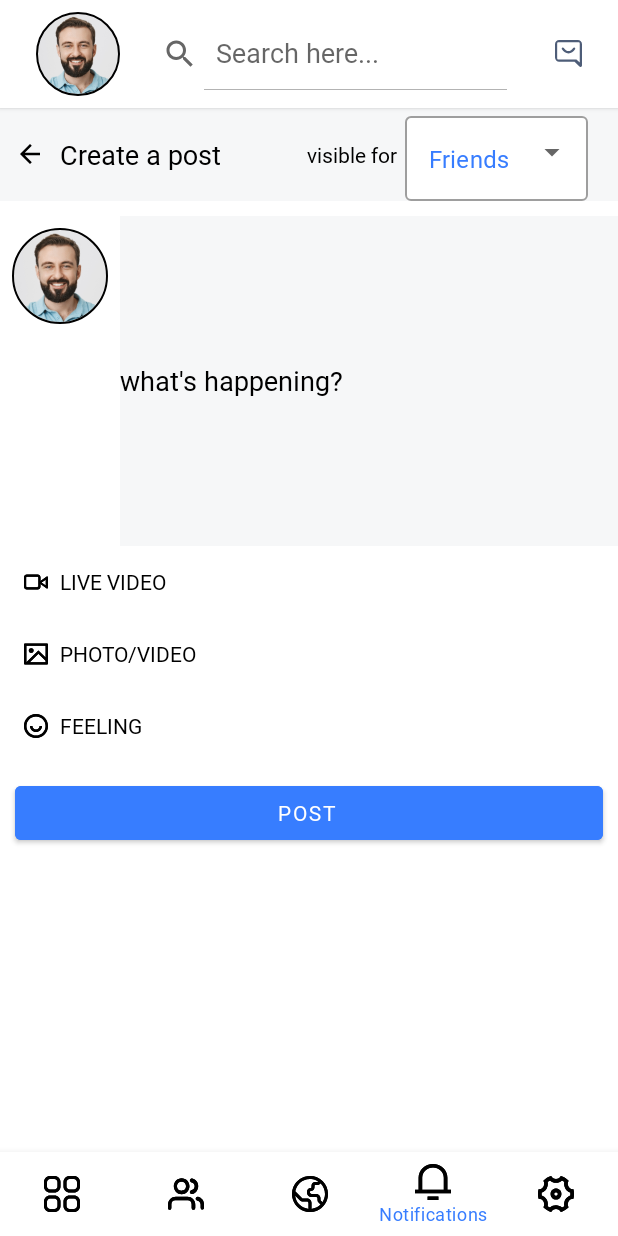
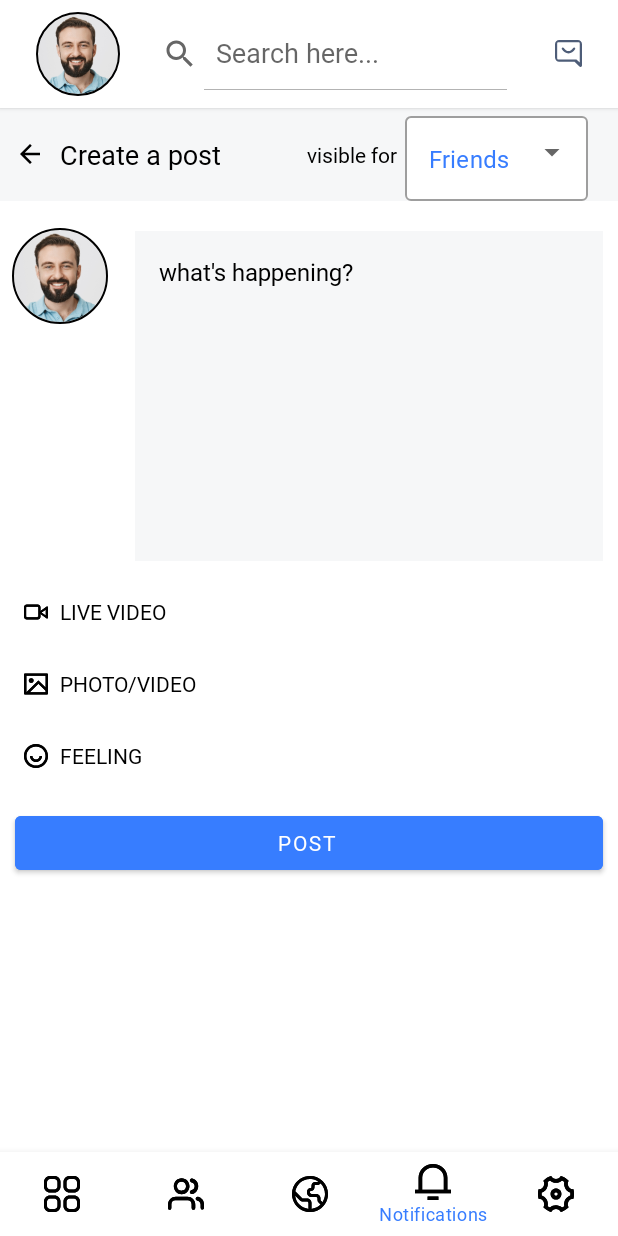
Before and after one commit to rafi-am7/Meetmax, an Android app: the FeedFragment screen opened directly, with no data from a screen before it, item 4 of the bottom bar chosen, on a phone screen of 412 x 824 dp. Run offline under Robolectric (Android 15) with nearby library versions, the phone set to English and light mode, and no system bars; our stand-ins replace CircleImageView, Firebase (no records; nobody signed in at launch, a user with empty details on screens opened directly), androidx.preference.

Commit message:
story final

```diff
--- a/Meetmax/app/src/main/java/com/example/meetmax/FeedFragment.java
+++ b/Meetmax/app/src/main/java/com/example/meetmax/FeedFragment.java
@@ -11,6 +11,7 @@ import android.util.Log;
 import android.view.LayoutInflater;
 import android.view.View;
 import android.view.ViewGroup;
+import android.widget.Button;
 import android.widget.Toast;
 
 import androidx.fragment.app.Fragment;
@@ -325,6 +326,9 @@ public class FeedFragment extends Fragment {
         storyRecyclerView.setLayoutManager(new LinearLayoutManager(getContext(), LinearLayoutManager.HORIZONTAL, false));
         storyAdapter = new StoryAdapter(getContext(),storyArrayList);
         storyRecyclerView.setAdapter(storyAdapter);
+
+        Button addPostButton = view.findViewById(R.id.add_post_button);
+        addPostButton.setOnClickListener(v -> navigateToPostAddFragment());
     }
 
     private void loadStoryDataFromFirestore() {
@@ -348,4 +352,11 @@ public class FeedFragment extends Fragment {
                     }
                 });
     }
+    private void navigateToPostAddFragment() {
+        Fragment postAddFragment = new PostAddFragment();
+        getParentFragmentManager().beginTransaction()
+                .replace(R.id.frame_layout_bottom_nav, postAddFragment) // Replace with the ID of your fragment container
+                .addToBackStack(null) // Optional: adds the transaction to the back stack
+                .commit();
+    }
 }
--- /dev/null
+++ b/Meetmax/app/src/main/res/drawable/baseline_search_24.xml
@@ -0,0 +1,5 @@
+<vector xmlns:android="http://schemas.android.com/apk/res/android" android:height="16dp" android:tint="#000000" android:viewportHeight="24" android:viewportWidth="24" android:width="16dp">
+
+    <path android:fillColor="@android:color/white" android:pathData="M15.5,14h-0.79l-0.28,-0.27C15.41,12.59 16,11.11 16,9.5 16,5.91 13.09,3 9.5,3S3,5.91 3,9.5 5.91,16 9.5,16c1.61,0 3.09,-0.59 4.23,-1.57l0.27,0.28v0.79l5,4.99L20.49,19l-4.99,-5zM9.5,14C7.01,14 5,11.99 5,9.5S7.01,5 9.5,5 14,7.01 14,9.5 11.99,14 9.5,14z"/>
+
+</vector>
--- /dev/null
+++ b/Meetmax/app/src/main/res/drawable/custom_search_background.xml
@@ -0,0 +1,4 @@
+<?xml version="1.0" encoding="utf-8"?>
+<selector xmlns:android="http://schemas.android.com/apk/res/android">
+
+</selector>
--- a/Meetmax/app/src/main/res/layout/fragment_post_add.xml
+++ b/Meetmax/app/src/main/res/layout/fragment_post_add.xml
@@ -4,6 +4,7 @@
     android:layout_width="match_parent"
     android:layout_height="match_parent"
     xmlns:app="http://schemas.android.com/apk/res-auto"
+    android:background="@color/white"
     tools:context=".PostAddFragment">
     <RelativeLayout
         android:background="@color/white"
@@ -122,15 +123,21 @@
                 android:src="@drawable/profile_photo"
                 app:civ_border_color="@color/black"
                 app:civ_border_width="1dp" />
+
             <EditText
-                android:textColor="@color/black"
                 android:id="@+id/write_post_description_edit_text"
+                android:padding="16dp"
+                android:layout_width="match_parent"
+                android:layout_height="220dp"
+                android:layout_margin="10dp"
                 android:layout_toRightOf="@id/write_post_profile_picture"
-                android:layout_width="match_parent"
                 android:background="@color/light_gray"
                 android:hint="what's happening?"
+                android:textColor="@color/black"
+                android:textSize="16dp"
                 android:textColorHint="@color/black"
-                android:layout_height="220dp"/>
+                android:gravity="top|start"
+                android:scrollbars="vertical" />
         </RelativeLayout>
         <androidx.viewpager.widget.ViewPager
             android:id="@+id/selected_image_viewpager"
```
